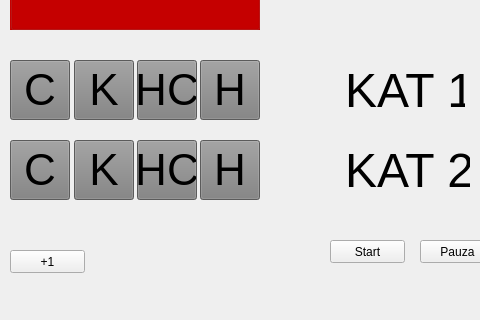
Old version of the form mainwindow.ui in the repository cybergod96/TablicaPunktowa; both pictures show x 0 to 480 and y 280 to 600 of the 800 by 600 pixel window.
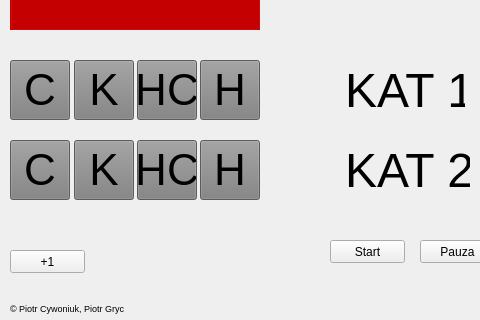
New version of the form.

Patch:
```diff
--- a/mainwindow.ui
+++ b/mainwindow.ui
@@ -858,6 +858,24 @@
      <bool>true</bool>
     </property>
    </widget>
+   <widget class="QLabel" name="label_2">
+    <property name="geometry">
+     <rect>
+      <x>10</x>
+      <y>580</y>
+      <width>141</width>
+      <height>16</height>
+     </rect>
+    </property>
+    <property name="font">
+     <font>
+      <pointsize>7</pointsize>
+     </font>
+    </property>
+    <property name="text">
+     <string>© Piotr Cywoniuk, Piotr Gryc</string>
+    </property>
+   </widget>
   </widget>
  </widget>
  <layoutdefault spacing="6" margin="11"/>
```
